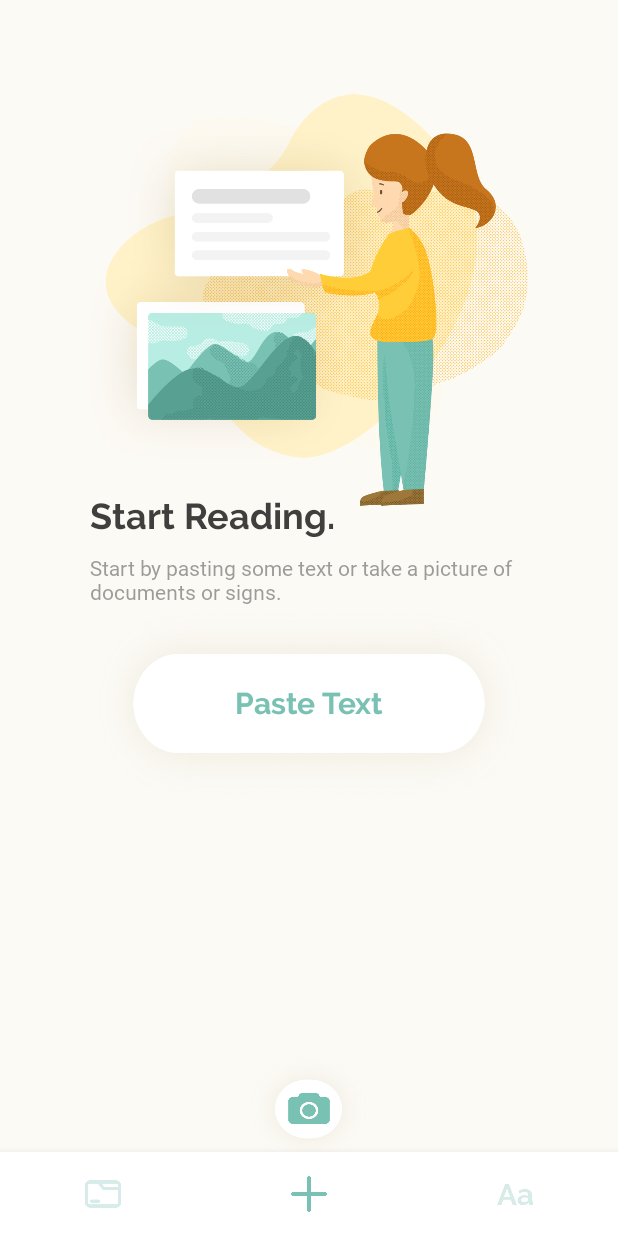
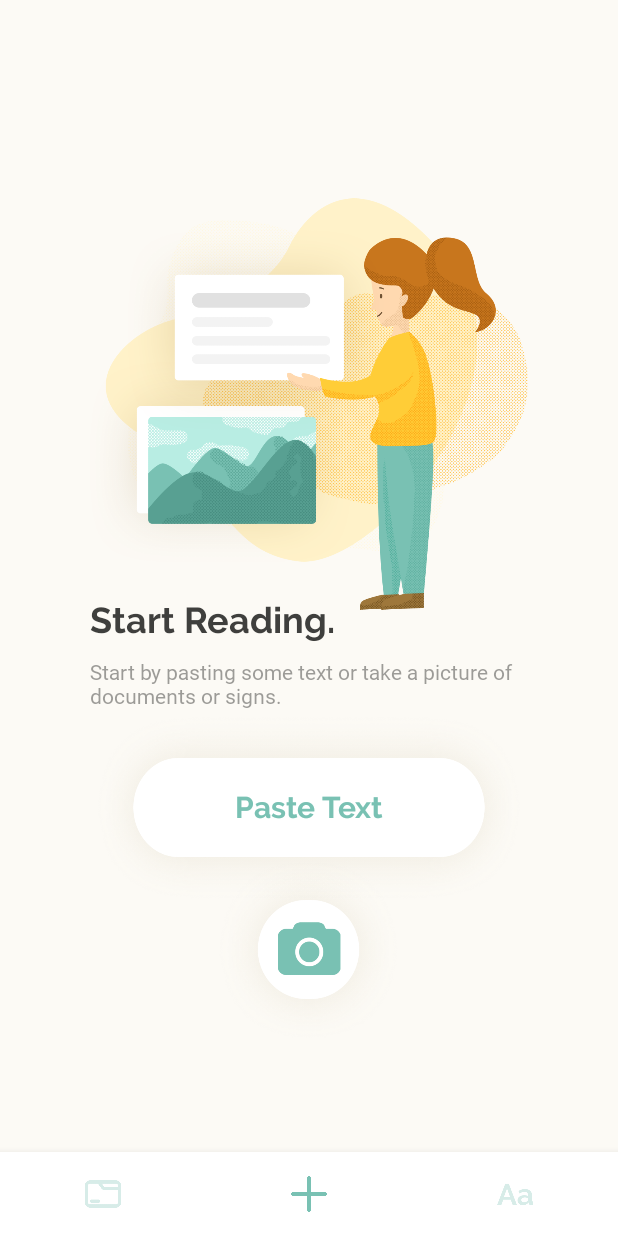
Before and after one commit to putrikarunia/clarity, an Android app: the screen it shows after launch (MainActivity), on a phone screen of 412 x 824 dp. Run offline under Robolectric (Android 15) with nearby library versions, the phone set to English and light mode, and no system bars; libraries missing offline, so code that uses them is left out: com.theartofdev.edmodo; Roboto replaces fonts that are not available here; 1 statement that could not run was skipped.

Commit message:
Reverted changes to camera button size

```diff
--- a/app/src/main/res/layout/fragment_add.xml
+++ b/app/src/main/res/layout/fragment_add.xml
@@ -56,11 +56,11 @@
 
         <ImageButton
             android:id="@+id/use_cam"
-            android:layout_width="86dp"
-            android:layout_height="77dp"
-            android:layout_alignParentBottom="true"
+            android:layout_width="130dp"
+            android:layout_height="130dp"
+            android:layout_below="@+id/paste_text"
             android:layout_centerHorizontal="true"
-            android:layout_marginBottom="-10dp"
+            android:layout_marginTop="-35dp"
             android:background="@drawable/use_cam" />
 
     </RelativeLayout>
```
